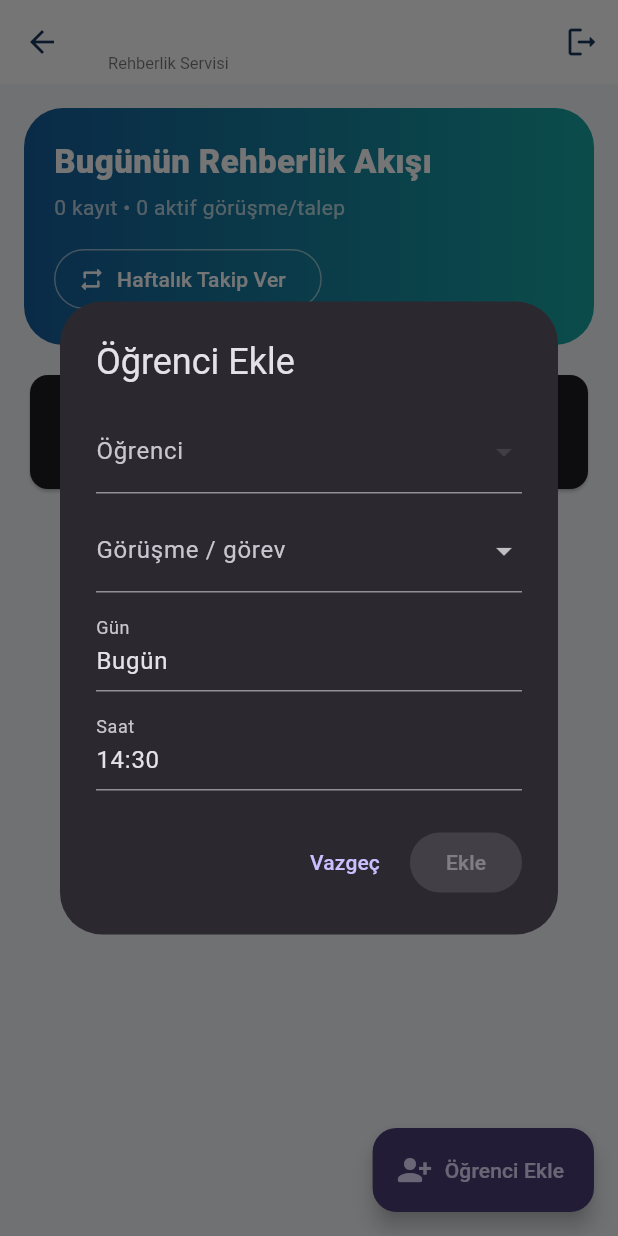
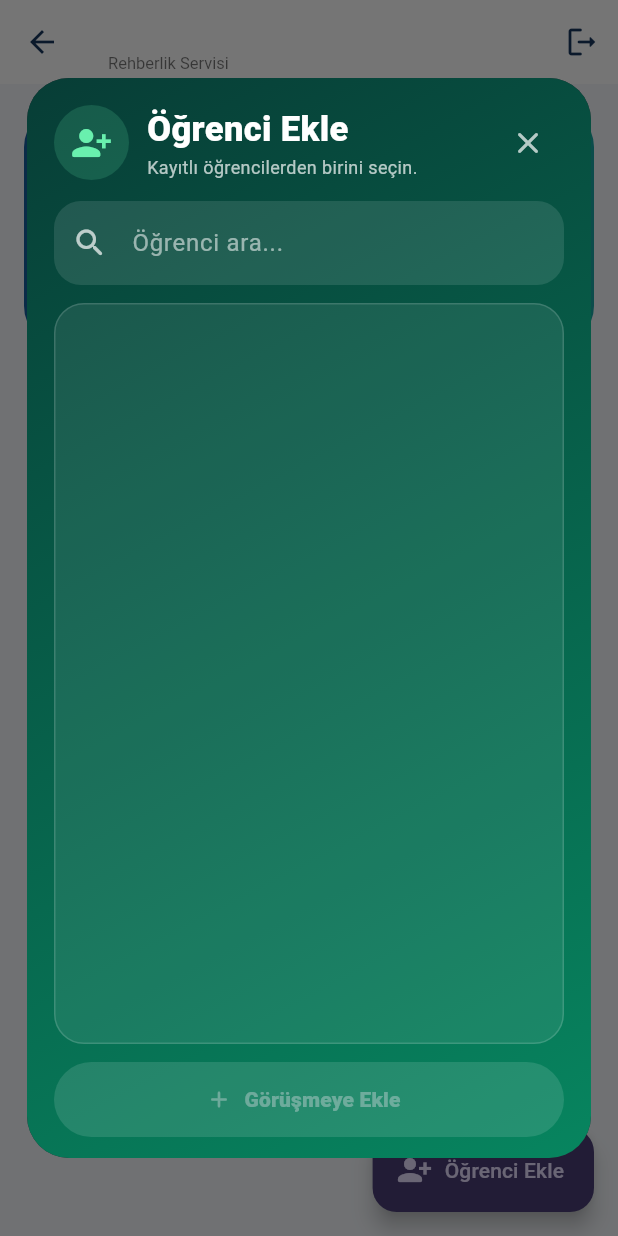
Before and after one commit to erdemci07/zumre_net, a Flutter app: the GuidanceHomeScreen screen opened by its route, after a tap on "Öğrenci Ekle", on a phone screen of 412 x 824 dp. Run offline on Flutter 3.47's test engine with Material 3 defaults, Android fonts, the phone set to English and light mode, and no system bars; our stand-ins replace cloud_firestore, cloud_functions, file_picker, firebase_auth, firebase_core, printing; accounts and stored records are empty.

Commit message:
Redesign guidance student picker with searchable student list

```diff
--- a/lib/screens/guidance_home_screen.dart
+++ b/lib/screens/guidance_home_screen.dart
@@ -13,16 +13,65 @@ class _GuidanceHomeScreenState extends State<GuidanceHomeScreen> {
   Future<void> changeStatus(String id,String status)=>db.collection('guidanceAppointments').doc(id).update({'status':status,'updatedAt':FieldValue.serverTimestamp()});
 
   Future<void> addStudent() async {
-    final students=await db.collection('users').where('role',isEqualTo:'student').get();
-    if(!mounted)return; String? studentId,studentName,reason; String day='Bugün'; String time='14:30';
-    const reasons=['Akademik takip','Ödev kontrolü','Sınav / hedef planlama','Ders çalışma düzeni','Motivasyon','Genel görüşme'];
-    await showDialog(context:context,builder:(ctx)=>StatefulBuilder(builder:(ctx,setD)=>AlertDialog(
-      title:const Text('Öğrenci Ekle'),content:SizedBox(width:480,child:SingleChildScrollView(child:Column(mainAxisSize:MainAxisSize.min,children:[
-        DropdownButtonFormField<String>(decoration:const InputDecoration(labelText:'Öğrenci'),items:students.docs.map((d){final x=d.data();final n='${x['fullName']??'${x['name']??''} ${x['surname']??''}'}';return DropdownMenuItem(value:d.id,child:Text(n));}).toList(),onChanged:(v){final d=students.docs.firstWhere((e)=>e.id==v).data();setD((){studentId=v;studentName='${d['fullName']??'${d['name']??''} ${d['surname']??''}'}';});}),
-        const SizedBox(height:10),DropdownButtonFormField<String>(decoration:const InputDecoration(labelText:'Görüşme / görev'),items:reasons.map((e)=>DropdownMenuItem(value:e,child:Text(e))).toList(),onChanged:(v)=>setD(()=>reason=v)),
-        const SizedBox(height:10),TextFormField(initialValue:day,decoration:const InputDecoration(labelText:'Gün'),onChanged:(v)=>day=v),const SizedBox(height:10),TextFormField(initialValue:time,decoration:const InputDecoration(labelText:'Saat'),onChanged:(v)=>time=v),
-      ]))),actions:[TextButton(onPressed:()=>Navigator.pop(ctx),child:const Text('Vazgeç')),FilledButton(onPressed:studentId==null||reason==null?null:()async{final u=await db.collection('users').doc(auth.currentUser!.uid).get();await db.collection('guidanceAppointments').add({'studentId':studentId,'studentName':studentName,'counselorId':auth.currentUser!.uid,'counselorName':u.data()?['fullName']??'Rehberlik Servisi','reason':reason,'dayLabel':day,'time':time,'status':'approved','source':'guidance','createdAt':FieldValue.serverTimestamp(),'updatedAt':FieldValue.serverTimestamp()});if(ctx.mounted)Navigator.pop(ctx);},child:const Text('Ekle'))]
-    )));
+    final students = await db.collection('users').where('role', isEqualTo: 'student').get();
+    if (!mounted) return;
+    String query = '';
+    String? selectedId;
+    String? selectedName;
+    String reason = 'Akademik takip';
+    String day = 'Bugün';
+    String time = '14:30';
+    const reasons = ['Akademik takip','Ödev kontrolü','Sınav / hedef planlama','Ders çalışma düzeni','Motivasyon','Genel görüşme'];
+
+    await showDialog(
+      context: context,
+      builder: (ctx) => StatefulBuilder(builder: (ctx, setD) {
+        final filtered = students.docs.where((d) {
+          final x=d.data();
+          final name='${x['fullName'] ?? '${x['name'] ?? ''} ${x['surname'] ?? ''}'}'.trim();
+          final cls='${x['className'] ?? ''} ${x['branch'] ?? ''}'.trim();
+          final q=query.toLowerCase();
+          return q.isEmpty || name.toLowerCase().contains(q) || cls.toLowerCase().contains(q);
+        }).toList();
+        return Dialog(
+          insetPadding: const EdgeInsets.symmetric(horizontal: 18, vertical: 24),
+          shape: RoundedRectangleBorder(borderRadius: BorderRadius.circular(28)),
+          child: Container(
+            constraints: const BoxConstraints(maxWidth: 520, maxHeight: 720),
+            padding: const EdgeInsets.fromLTRB(18,18,18,14),
+            decoration: BoxDecoration(
+              gradient: const LinearGradient(begin:Alignment.topLeft,end:Alignment.bottomRight,colors:[Color(0xFF073D36),Color(0xFF07855F)]),
+              borderRadius: BorderRadius.circular(28),
+            ),
+            child: Column(children:[
+              Row(children:[
+                Container(padding:const EdgeInsets.all(11),decoration:BoxDecoration(color:Colors.greenAccent.withValues(alpha:.16),shape:BoxShape.circle),child:const Icon(Icons.person_add_alt_1_rounded,color:Colors.greenAccent,size:28)),
+                const SizedBox(width:12),
+                const Expanded(child:Column(crossAxisAlignment:CrossAxisAlignment.start,children:[Text('Öğrenci Ekle',style:TextStyle(color:Colors.white,fontSize:23,fontWeight:FontWeight.w800)),Text('Kayıtlı öğrencilerden birini seçin.',style:TextStyle(color:Colors.white70,fontSize:12))])),
+                IconButton(onPressed:()=>Navigator.pop(ctx),icon:const Icon(Icons.close_rounded,color:Colors.white70)),
+              ]),
+              const SizedBox(height:14),
+              TextField(onChanged:(v)=>setD(()=>query=v),style:const TextStyle(color:Colors.white),decoration:InputDecoration(hintText:'Öğrenci ara...',hintStyle:const TextStyle(color:Colors.white54),prefixIcon:const Icon(Icons.search_rounded,color:Colors.white70),filled:true,fillColor:Colors.white.withValues(alpha:.11),border:OutlineInputBorder(borderRadius:BorderRadius.circular(18),borderSide:BorderSide.none))),
+              const SizedBox(height:12),
+              Expanded(child:Container(decoration:BoxDecoration(color:Colors.white.withValues(alpha:.08),borderRadius:BorderRadius.circular(20),border:Border.all(color:Colors.white.withValues(alpha:.15))),child:ListView.separated(padding:const EdgeInsets.all(8),itemCount:filtered.length,separatorBuilder:(_,__)=>Divider(height:1,color:Colors.white.withValues(alpha:.10)),itemBuilder:(_,i){
+                final d=filtered[i]; final x=d.data(); final name='${x['fullName'] ?? '${x['name'] ?? ''} ${x['surname'] ?? ''}'}'.trim(); final cls=['${x['className']??''}','${x['branch']??''}'].where((e)=>e.isNotEmpty).join(' • '); final selected=selectedId==d.id;
+                return ListTile(onTap:()=>setD((){selectedId=d.id;selectedName=name;}),leading:CircleAvatar(backgroundColor:selected?Colors.greenAccent:Colors.white12,child:Icon(selected?Icons.check_rounded:Icons.person_rounded,color:selected?const Color(0xFF064A37):Colors.white)),title:Text(name,style:const TextStyle(color:Colors.white,fontWeight:FontWeight.w700)),subtitle:cls.isEmpty?null:Text(cls,style:const TextStyle(color:Colors.white60)),trailing:selected?const Icon(Icons.check_circle_rounded,color:Colors.greenAccent):null);
+              }))),
+              if(selectedId!=null)...[
+                const SizedBox(height:12),
+                Row(children:[
+                  Expanded(child:DropdownButtonFormField<String>(value:reason,dropdownColor:const Color(0xFF0A5948),style:const TextStyle(color:Colors.white),decoration:const InputDecoration(labelText:'Görüşme / görev',labelStyle:TextStyle(color:Colors.white70),enabledBorder:UnderlineInputBorder(borderSide:BorderSide(color:Colors.white38))),items:reasons.map((e)=>DropdownMenuItem(value:e,child:Text(e))).toList(),onChanged:(v)=>setD(()=>reason=v??reason))),
+                ]),
+                const SizedBox(height:8),
+                Row(children:[Expanded(child:TextFormField(initialValue:day,style:const TextStyle(color:Colors.white),decoration:const InputDecoration(labelText:'Gün',labelStyle:TextStyle(color:Colors.white70)),onChanged:(v)=>day=v)),const SizedBox(width:10),Expanded(child:TextFormField(initialValue:time,style:const TextStyle(color:Colors.white),decoration:const InputDecoration(labelText:'Saat',labelStyle:TextStyle(color:Colors.white70)),onChanged:(v)=>time=v))]),
+              ],
+              const SizedBox(height:12),
+              SizedBox(width:double.infinity,height:50,child:FilledButton.icon(style:FilledButton.styleFrom(backgroundColor:Colors.greenAccent,foregroundColor:const Color(0xFF064A37),disabledBackgroundColor:Colors.white12),onPressed:selectedId==null?null:()async{final u=await db.collection('users').doc(auth.currentUser!.uid).get();await db.collection('guidanceAppointments').add({'studentId':selectedId,'studentName':selectedName,'counselorId':auth.currentUser!.uid,'counselorName':u.data()?['fullName']??'Rehberlik Servisi','reason':reason,'dayLabel':day,'time':time,'status':'approved','source':'guidance','createdAt':FieldValue.serverTimestamp(),'updatedAt':FieldValue.serverTimestamp()});if(ctx.mounted)Navigator.pop(ctx);},icon:const Icon(Icons.add_rounded),label:const Text('Görüşmeye Ekle',style:TextStyle(fontWeight:FontWeight.w800)))),
+            ]),
+          ),
+        );
+      }),
+    );
   }
 
   Future<void> addWeeklyTask() async {
```
